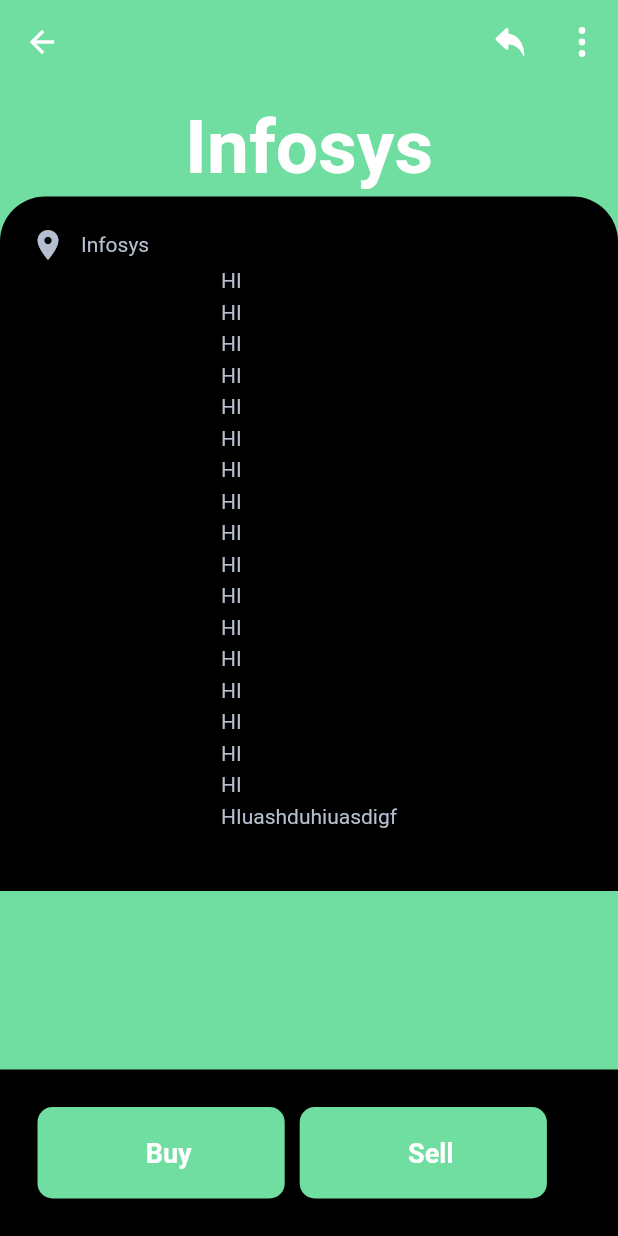
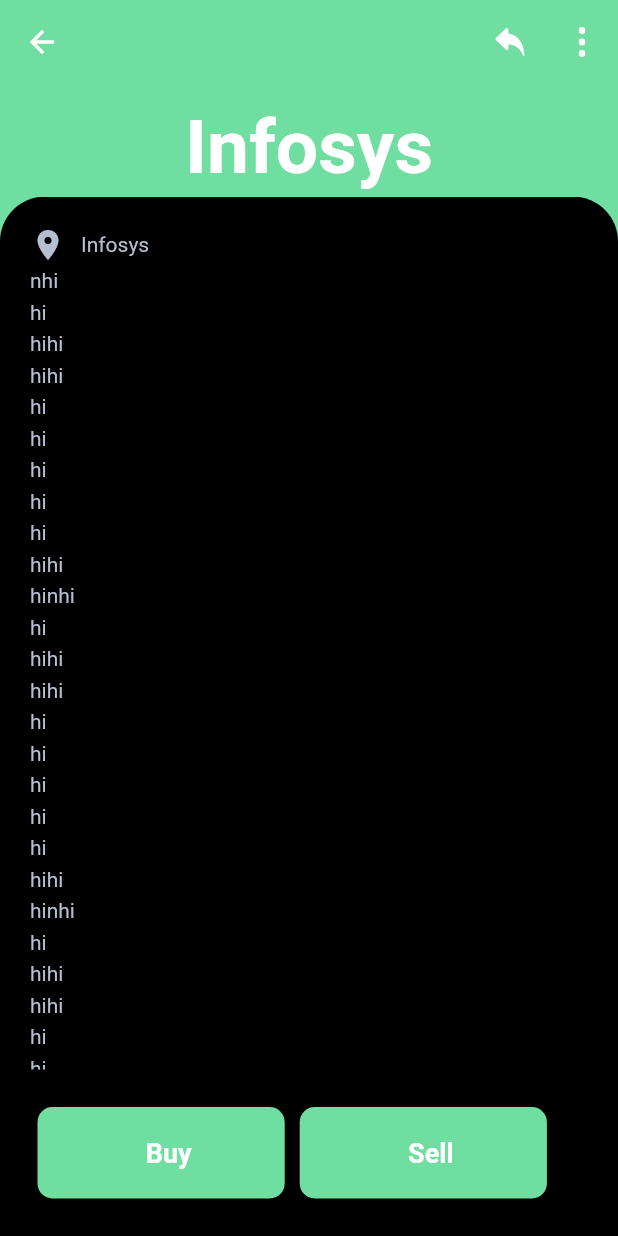
Before and after one commit to Akn24/stonks_app, a Flutter app: the DetailsScreen screen opened directly, on a phone screen of 412 x 824 dp. Run offline on Flutter 3.47's test engine with Material 2 defaults, Android fonts, the phone set to English and light mode, and no system bars; our stand-ins replace flutter_svg; network calls fail.

Commit message:
Errors resolved

```diff
--- a/lib/screens/details/components/body.dart
+++ b/lib/screens/details/components/body.dart
@@ -1,6 +1,5 @@
 import 'package:flutter/material.dart';
 import 'package:stonksapp/constant.dart';
-import 'package:stonksapp/screens/details/components/company_img.dart';
 import 'package:stonksapp/screens/details/components/order.dart';
 
 class Body extends StatelessWidget {
@@ -12,6 +11,7 @@ class Body extends StatelessWidget {
   @override
   Widget build(BuildContext context) {
     Size size = MediaQuery.of(context).size;
+    print("oudshfasdf");
     return Column(
       children: <Widget>[
         Text(
@@ -23,13 +23,10 @@ class Body extends StatelessWidget {
             fontWeight: FontWeight.bold,
           ),
         ),
-        /*ComImage(
-          imgSrc: "assets/images/burger.png",
-        ),*/
+
         Expanded(
-            child: ComInfo(companyname: company),
+          child: ComInfo(companyname: company),
         ),
-
         Container(
           padding: EdgeInsets.all(20),
           width: double.infinity,
@@ -62,12 +59,13 @@ class ComInfo extends StatelessWidget {
 
   @override
   Widget build(BuildContext context) {
-
+    Size size = MediaQuery.of(context).size;
     return SingleChildScrollView(
       scrollDirection: Axis.vertical,
           child: Container(
         padding: EdgeInsets.all(20),
         width: double.infinity,
+        height: size.height,
         decoration: BoxDecoration(
           color: Colors.black,
           borderRadius: BorderRadius.only(
@@ -75,11 +73,11 @@ class ComInfo extends StatelessWidget {
             topRight: Radius.circular(30),
           ),
         ),
-        child: Column(
+        child: ListView(
           children: <Widget>[
             shopeName(name: companyname),
             Text(
-              "HI\nHI\nHI\nHI\nHI\nHI\nHI\nHI\nHI\nHI\nHI\nHI\nHI\nHI\nHI\nHI\nHI\nHIuashduhiuasdigf\n",
+              "nhi\nhi\nhihi\nhihi\nhi\nhi\nhi\nhi\nhi\nhihi\nhinhi\nhi\nhihi\nhihi\nhi\nhi\nhi\nhi\nhi\nhihi\nhinhi\nhi\nhihi\nhihi\nhi\nhi\nhi\nhi\nhi\nhihi\nhinhi\nhi\nhihi\nhihi\nhi\nhi\nhi\nhi\nhi\nhihi\nhinhi\nhi\nhihi\nhihi\nhi\nhi\nhi\nhi\nhi\nhihi\nhinhi\nhi\nhihi\nhihi\nhi\nhi\nhi\nhi\nhi\nhihi\nhinhi\nhi\nhihi\nhihi\nhi\nhi\nhi\nhi\nhi\nhihi\nhi",
               textAlign: TextAlign.left,
               style: TextStyle(
                 height: 1.5,
--- a/lib/screens/details/components/order.dart
+++ b/lib/screens/details/components/order.dart
@@ -1,5 +1,4 @@
 import 'package:flutter/material.dart';
-import 'package:flutter_svg/flutter_svg.dart';
 import 'package:stonksapp/constant.dart';
 
 class OrderButton extends StatelessWidget {
@@ -31,7 +30,6 @@ class OrderButton extends StatelessWidget {
             child: Row(
               mainAxisAlignment: MainAxisAlignment.center,
               children: <Widget>[
-                //SvgPicture.asset("assets/icons/bag.svg"),
                 SizedBox(width: 10),
                 Text(
                   str,
```
